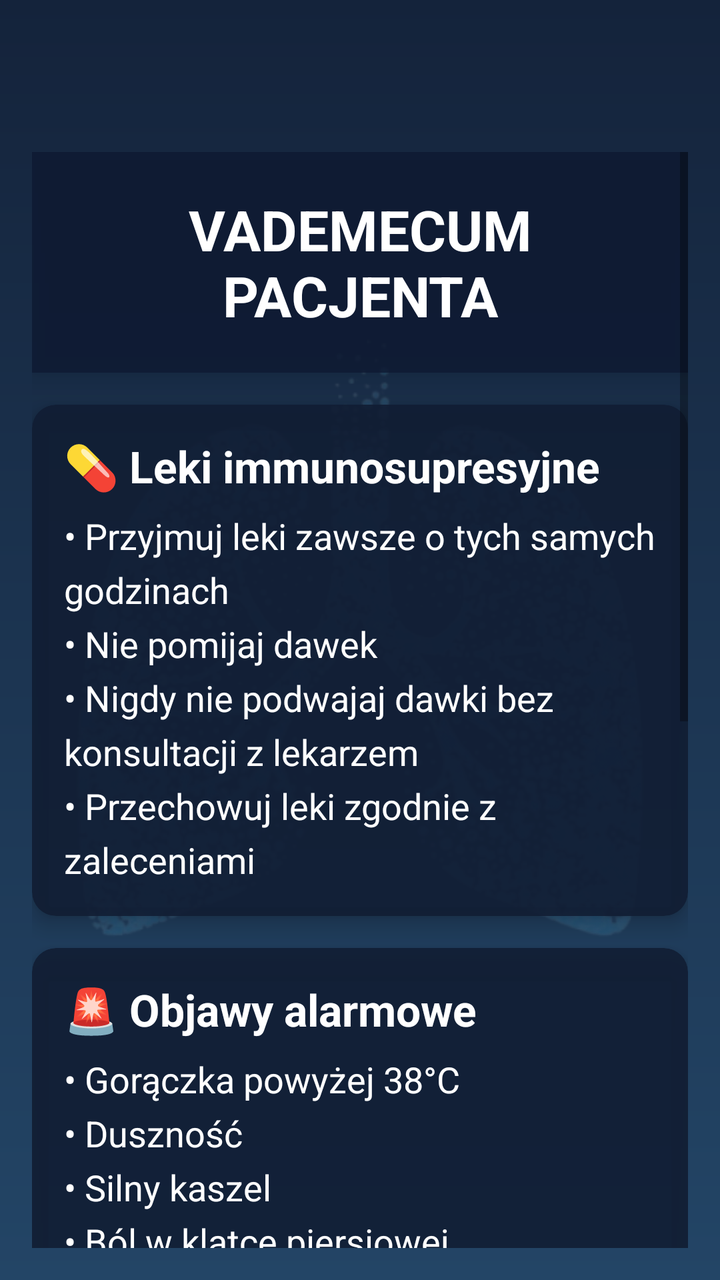
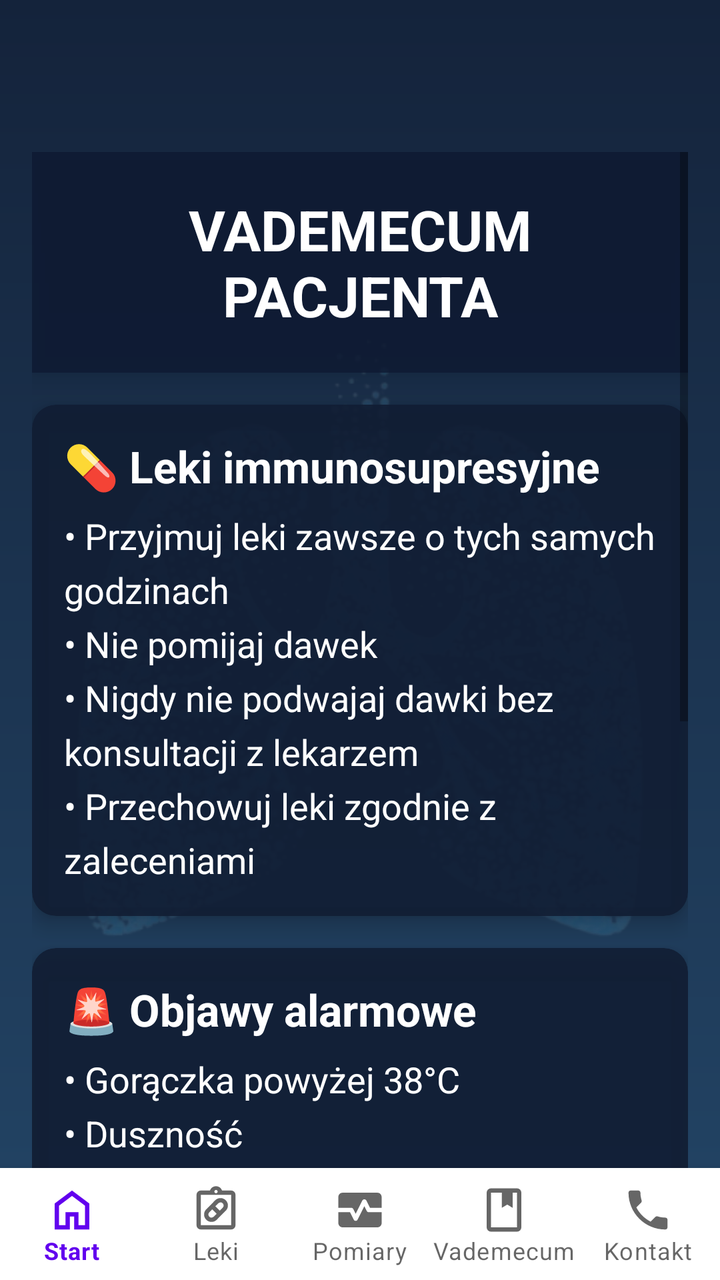

Before-and-after screenshots of an Android layout around one commit, followed by the original layout XML and the change that was made.
<!-- AndroidManifest.xml: application theme Theme.MyApplication -->
<!-- res/layout/fragment_vademecum.xml -->
<?xml version="1.0" encoding="utf-8"?>
<androidx.constraintlayout.widget.ConstraintLayout
    xmlns:android="http://schemas.android.com/apk/res/android"
    xmlns:app="http://schemas.android.com/apk/res-auto"
    xmlns:tools="http://schemas.android.com/tools"
    android:layout_width="match_parent"
    android:layout_height="match_parent"
    android:background="@drawable/gradient_bg"
    tools:context=".VademecumFragment">

    
    <ImageView
        android:id="@+id/lungsBackground"
        android:layout_width="match_parent"
        android:layout_height="match_parent"
        android:adjustViewBounds="true"
        android:contentDescription="@string/lungs"
        android:scaleType="fitCenter"
        android:src="@drawable/lungs"
        android:alpha="0.15"
        app:layout_constraintBottom_toBottomOf="parent"
        app:layout_constraintEnd_toEndOf="parent"
        app:layout_constraintStart_toStartOf="parent"
        app:layout_constraintTop_toTopOf="parent" />

    
    <ScrollView
        android:layout_width="0dp"
        android:layout_height="0dp"
        android:padding="16dp"
        app:layout_constraintBottom_toBottomOf="parent"
        app:layout_constraintEnd_toEndOf="parent"
        app:layout_constraintStart_toStartOf="parent"
        android:layout_marginTop="60dp"
        app:layout_constraintTop_toTopOf="parent">

        <LinearLayout
            android:layout_width="match_parent"
            android:layout_height="wrap_content"
            android:orientation="vertical">

            
            <TextView
                android:id="@+id/tvTitle"
                android:layout_width="match_parent"
                android:layout_height="wrap_content"
                android:gravity="center"
                android:padding="20dp"
                android:text="VADEMECUM PACJENTA"
                android:textColor="#FFFFFF"
                android:textSize="28sp"
                android:textStyle="bold"
                android:background="#CC0E1A33"
                android:elevation="8dp" />

            
            <androidx.cardview.widget.CardView
                android:layout_width="match_parent"
                android:layout_height="wrap_content"
                android:layout_marginTop="16dp"
                app:cardCornerRadius="12dp"
                app:cardElevation="6dp"
                app:cardBackgroundColor="#E6111D33">

                <LinearLayout
                    android:layout_width="match_parent"
                    android:layout_height="wrap_content"
                    android:orientation="vertical"
                    android:padding="16dp">

                    <TextView
                        android:layout_width="match_parent"
                        android:layout_height="wrap_content"
                        android:text="💊 Leki immunosupresyjne"
                        android:textColor="#FFFFFF"
                        android:textSize="22sp"
                        android:textStyle="bold" />

                    <TextView
                        android:layout_width="match_parent"
                        android:layout_height="wrap_content"
                        android:layout_marginTop="8dp"
                        android:lineSpacingExtra="6dp"
                        android:text="• Przyjmuj leki zawsze o tych samych godzinach\n• Nie pomijaj dawek\n• Nigdy nie podwajaj dawki bez konsultacji z lekarzem\n• Przechowuj leki zgodnie z zaleceniami"
                        android:textColor="#FFFFFF"
                        android:textSize="18sp" />
                </LinearLayout>
            </androidx.cardview.widget.CardView>

            
            <androidx.cardview.widget.CardView
                android:layout_width="match_parent"
                android:layout_height="wrap_content"
                android:layout_marginTop="16dp"
                app:cardCornerRadius="12dp"
                app:cardElevation="6dp"
                app:cardBackgroundColor="#E6111D33">

                <LinearLayout
                    android:layout_width="match_parent"
                    android:layout_height="wrap_content"
                    android:orientation="vertical"
                    android:padding="16dp">

                    <TextView
                        android:layout_width="match_parent"
                        android:layout_height="wrap_content"
                        android:text="🚨 Objawy alarmowe"
                        android:textColor="#FFFFFF"
                        android:textSize="22sp"
                        android:textStyle="bold" />

                    <TextView
                        android:layout_width="match_parent"
                        android:layout_height="wrap_content"
                        android:layout_marginTop="8dp"
                        android:lineSpacingExtra="6dp"
                        android:text="• Gorączka powyżej 38°C\n• Duszność\n• Silny kaszel\n• Ból w klatce piersiowej\n• Nagłe pogorszenie samopoczucia"
                        android:textColor="#FFFFFF"
                        android:textSize="18sp" />
                </LinearLayout>
            </androidx.cardview.widget.CardView>

            
            <androidx.cardview.widget.CardView
                android:layout_width="match_parent"
                android:layout_height="wrap_content"
                android:layout_marginTop="16dp"
                app:cardCornerRadius="12dp"
                app:cardElevation="6dp"
                app:cardBackgroundColor="#E6111D33">

                <LinearLayout
                    android:layout_width="match_parent"
                    android:layout_height="wrap_content"
                    android:orientation="vertical"
                    android:padding="16dp">

                    <TextView
                        android:layout_width="match_parent"
                        android:layout_height="wrap_content"
                        android:text="📋 Zalecenia na co dzień"
                        android:textColor="#FFFFFF"
                        android:textSize="22sp"
                        android:textStyle="bold" />

                    <TextView
                        android:layout_width="match_parent"
                        android:layout_height="wrap_content"
                        android:layout_marginTop="8dp"
                        android:lineSpacingExtra="6dp"
                        android:text="• Regularne pomiary temperatury\n• Kontroluj wagę\n• Pij odpowiednią ilość płynów\n• Unikaj dużych skupisk ludzi\n• Przestrzegaj zasad higieny"
                        android:textColor="#FFFFFF"
                        android:textSize="18sp" />
                </LinearLayout>
            </androidx.cardview.widget.CardView>

            
            <androidx.cardview.widget.CardView
                android:layout_width="match_parent"
                android:layout_height="wrap_content"
                android:layout_marginTop="16dp"
                android:layout_marginBottom="24dp"
                app:cardCornerRadius="12dp"
                app:cardElevation="6dp"
                app:cardBackgroundColor="#E6111D33">

                <LinearLayout
                    android:layout_width="match_parent"
                    android:layout_height="wrap_content"
                    android:orientation="vertical"
                    android:padding="16dp">

                    <TextView
                        android:layout_width="match_parent"
                        android:layout_height="wrap_content"
                        android:text="📞 Kontakt alarmowy"
                        android:textColor="#FFFFFF"
                        android:textSize="22sp"
                        android:textStyle="bold" />

                    <TextView
                        android:layout_width="match_parent"
                        android:layout_height="wrap_content"
                        android:layout_marginTop="8dp"
                        android:lineSpacingExtra="6dp"
                        android:text="W razie nagłych objawów natychmiast zadzwoń na numer alarmowy 112 lub skontaktuj się z ośrodkiem przeszczepowym."
                        android:textColor="#FFFFFF"
                        android:textSize="18sp" />

                    
                    <Button
                        android:layout_width="match_parent"
                        android:layout_height="56dp"
                        android:layout_marginTop="12dp"
                        android:text="ZADZWOŃ 112"
                        android:textColor="#FFFFFF"
                        android:textStyle="bold"
                        android:textSize="18sp"
                        android:background="@drawable/button_bg"
                        android:elevation="4dp" />
                </LinearLayout>
            </androidx.cardview.widget.CardView>

        </LinearLayout>
    </ScrollView>

</androidx.constraintlayout.widget.ConstraintLayout>
<!-- resources referenced by this layout -->
<resources>
  <!-- drawable button_bg (drawable) -->
  <?xml version="1.0" encoding="utf-8"?>
  <ripple xmlns:android="http://schemas.android.com/apk/res/android"
      android:color="#33FFFFFF">
  
      <item>
          <shape android:shape="rectangle">
              <corners android:radius="30dp"/>
              <gradient
                  android:startColor="#3A86FF"
                  android:endColor="#00C6FF"
                  android:angle="0"/>
              <padding
                  android:left="16dp"
                  android:top="10dp"
                  android:right="16dp"
                  android:bottom="10dp"/>
          </shape>
      </item>
  </ripple>
  <!-- drawable gradient_bg (drawable) -->
  <?xml version="1.0" encoding="utf-8"?>
  <shape xmlns:android="http://schemas.android.com/apk/res/android"
      android:shape="rectangle">
  
      <gradient
          android:startColor="#14233B"
          android:endColor="#234566"
          android:angle="270" />
  </shape>
  <!-- drawable lungs: png bitmap (drawable, 315991 bytes) -->
  <string name="lungs">Obraz płuc</string>
  <style name="Theme.MyApplication" parent="Theme.MaterialComponents.DayNight.DarkActionBar">
          
          <item name="colorPrimary">@color/purple_500</item>
          <item name="colorPrimaryVariant">@color/purple_700</item>
          <item name="colorOnPrimary">@color/white</item>
          
          <item name="colorSecondary">@color/teal_200</item>
          <item name="colorSecondaryVariant">@color/teal_700</item>
          <item name="colorOnSecondary">@color/black</item>
          
          <item name="android:statusBarColor">?attr/colorPrimaryVariant</item>
          
      </style>
  <color name="purple_500">#FF6200EE</color>
  <color name="purple_700">#FF3700B3</color>
  <color name="white">#FFFFFFFF</color>
  <color name="teal_200">#FF03DAC5</color>
  <color name="teal_700">#FF018786</color>
  <color name="black">#FF000000</color>
</resources>

<!-- the commit's change to res/layout/fragment_vademecum.xml (unified diff, before → after) -->
@@ -204,5 +204,17 @@
 
         </LinearLayout>
     </ScrollView>
+    <com.google.android.material.bottomnavigation.BottomNavigationView
+        android:id="@+id/bottom_nav"
+        android:layout_width="0dp"
+        android:layout_height="wrap_content"
+        android:background="@android:color/white"
+        app:menu="@menu/bottom_nav_menu"
+        app:labelVisibilityMode="labeled"
+        app:itemIconSize="26dp"
+        app:layout_constraintBottom_toBottomOf="parent"
+        app:layout_constraintStart_toStartOf="parent"
+        app:layout_constraintEnd_toEndOf="parent"/>
+
 
 </androidx.constraintlayout.widget.ConstraintLayout>
